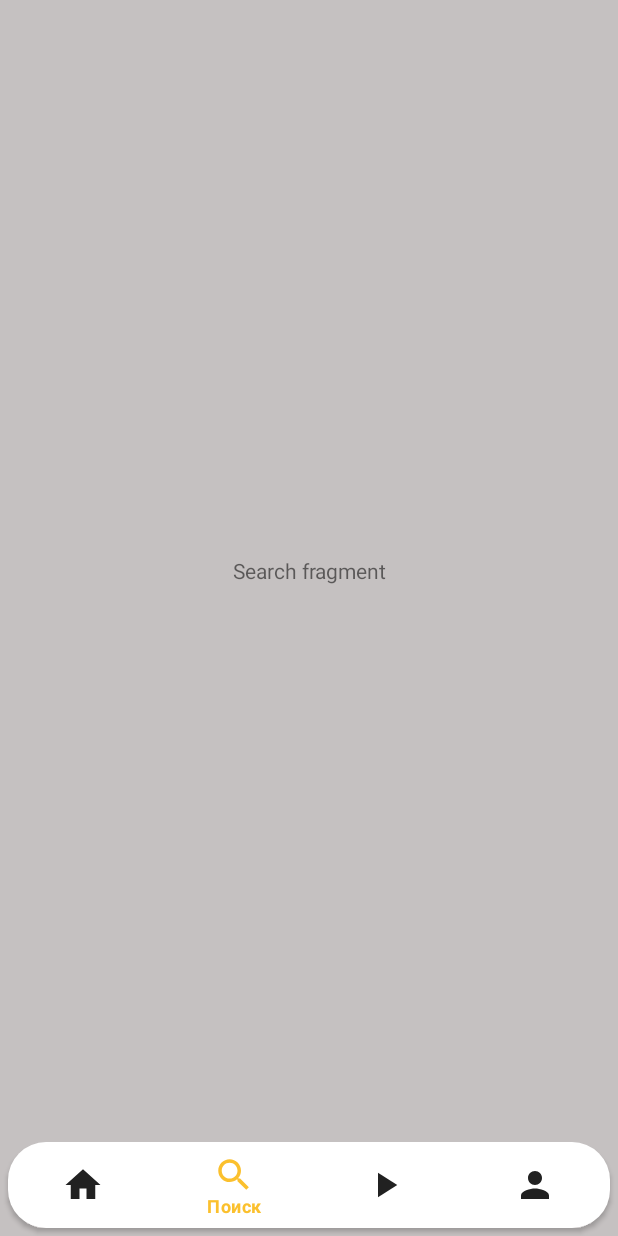
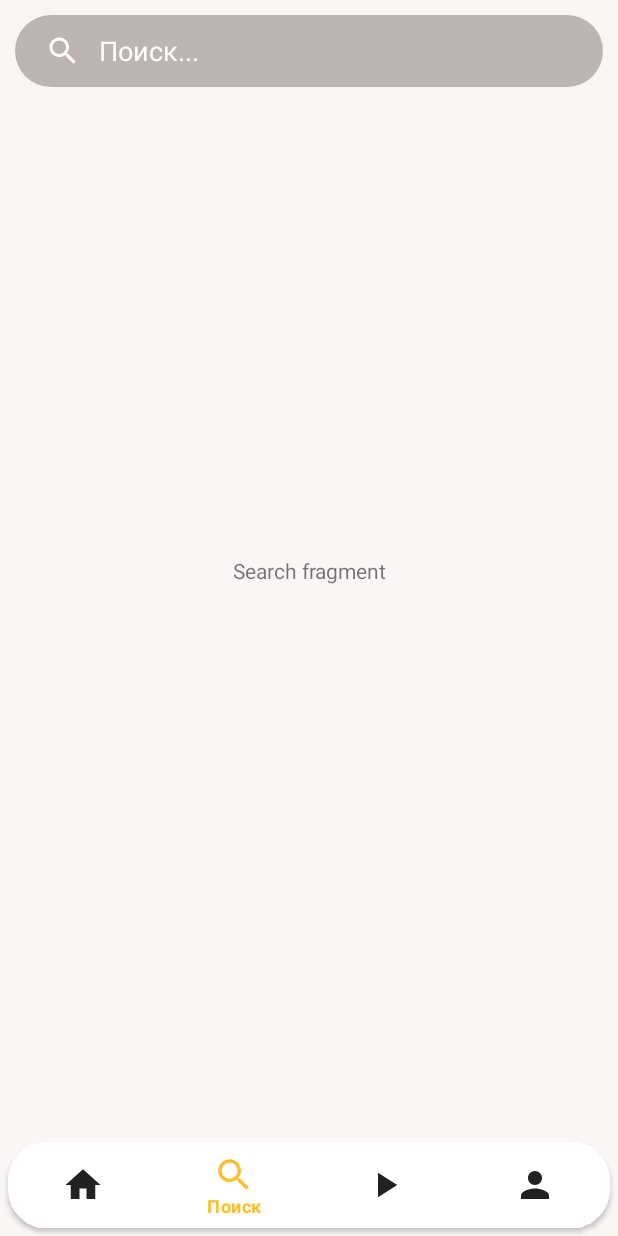
Before and after one commit to basedep/SchoolOfEffectiveCommunication, an Android app: the SearchFragment screen opened through its navigation route, on a phone screen of 412 x 824 dp. Run offline under Robolectric (Android 15) with nearby library versions, the phone set to English and light mode, and no system bars; our stand-ins replace navigation-ui.

Commit message:
added searchView in searchFragment

```diff
--- /dev/null
+++ b/app/src/main/res/drawable/ic_baseline_close_24.xml
@@ -0,0 +1,5 @@
+<vector android:height="24dp" android:tint="#FFFFFF"
+    android:viewportHeight="24" android:viewportWidth="24"
+    android:width="24dp" xmlns:android="http://schemas.android.com/apk/res/android">
+    <path android:fillColor="@android:color/white" android:pathData="M19,6.41L17.59,5 12,10.59 6.41,5 5,6.41 10.59,12 5,17.59 6.41,19 12,13.41 17.59,19 19,17.59 13.41,12z"/>
+</vector>
--- /dev/null
+++ b/app/src/main/res/drawable/ic_baseline_search_24.xml
@@ -0,0 +1,5 @@
+<vector android:height="24dp" android:tint="#FFFFFF"
+    android:viewportHeight="24" android:viewportWidth="24"
+    android:width="24dp" xmlns:android="http://schemas.android.com/apk/res/android">
+    <path android:fillColor="@android:color/white" android:pathData="M15.5,14h-0.79l-0.28,-0.27C15.41,12.59 16,11.11 16,9.5 16,5.91 13.09,3 9.5,3S3,5.91 3,9.5 5.91,16 9.5,16c1.61,0 3.09,-0.59 4.23,-1.57l0.27,0.28v0.79l5,4.99L20.49,19l-4.99,-5zM9.5,14C7.01,14 5,11.99 5,9.5S7.01,5 9.5,5 14,7.01 14,9.5 11.99,14 9.5,14z"/>
+</vector>
--- a/app/src/main/res/layout/fragment_search.xml
+++ b/app/src/main/res/layout/fragment_search.xml
@@ -3,7 +3,15 @@
     xmlns:tools="http://schemas.android.com/tools"
     android:layout_width="match_parent"
     android:layout_height="match_parent"
+    xmlns:app="http://schemas.android.com/apk/res-auto"
     tools:context=".ui.fragments.SearchFragment">
+
+    <androidx.appcompat.widget.SearchView
+        android:id="@+id/toolbar"
+        android:layout_width="match_parent"
+        android:layout_height="wrap_content"
+        android:layout_margin="10dp"
+        android:focusable="false"/>
 
     <TextView
         android:layout_width="match_parent"
--- a/app/src/main/res/values/colors.xml
+++ b/app/src/main/res/values/colors.xml
@@ -7,9 +7,10 @@
     <color name="teal_700">#FF018786</color>
     <color name="primary_text">#212121</color>
     <color name="secondary_text">#757575</color>
-    <color name="main_background">#C5C1C1</color>
+    <color name="main_background">#FAF6F6</color>
     <color name="black">#FF000000</color>
     <color name="white">#FFFFFFFF</color>
     <color name="red">#E53935</color>
-    <color name="light_gray">#E3E0E0</color>
+    <color name="light_gray">#BDB4B4</color>
+    <color name="transparent">#00000000</color>
 </resources>
--- a/app/src/main/res/values/themes.xml
+++ b/app/src/main/res/values/themes.xml
@@ -14,6 +14,13 @@
         <item name="android:windowLightStatusBar" tools:targetApi="m">true</item>
 
         <!-- Customize your theme here. -->
+
+        <item name="searchViewStyle">@style/SearchViewStyle</item>
+        <!--SearchView query text color-->
+        <item name="android:textColorPrimary">@color/white</item>
+        <!--SearchView query hint text color-->
+        <item name="android:textColorHint">@color/white</item>
+
     </style>
 
     <style name="BottomNavStyle" parent="Widget.MaterialComponents.BottomNavigationView">
@@ -23,7 +30,21 @@
         <item name="elevation">2dp</item>
         <item name="itemTextColor">@drawable/bottom_nav_item_selector</item>
         <item name="itemIconTint">@drawable/bottom_nav_item_selector</item>
+        <item name="backgroundColor">@color/transparent</item>
     </style>
 
 
+    <style name="SearchViewStyle" parent="Widget.AppCompat.SearchView">
+        <item name="android:background">@drawable/bottom_navigation_shape</item>
+        <item name="android:backgroundTint">@color/light_gray</item>
+        <item name="searchIcon">@drawable/ic_baseline_search_24</item>
+        <item name="closeIcon">@drawable/ic_baseline_close_24</item>
+        <item name="iconifiedByDefault">false</item>
+        <item name="hintEnabled">true</item>
+        <item name="defaultQueryHint">Поиск...</item>
+
+        <!--remove search bottom line -->
+        <item name="queryBackground">@color/transparent</item>
+    </style>
+
 </resources>
```
